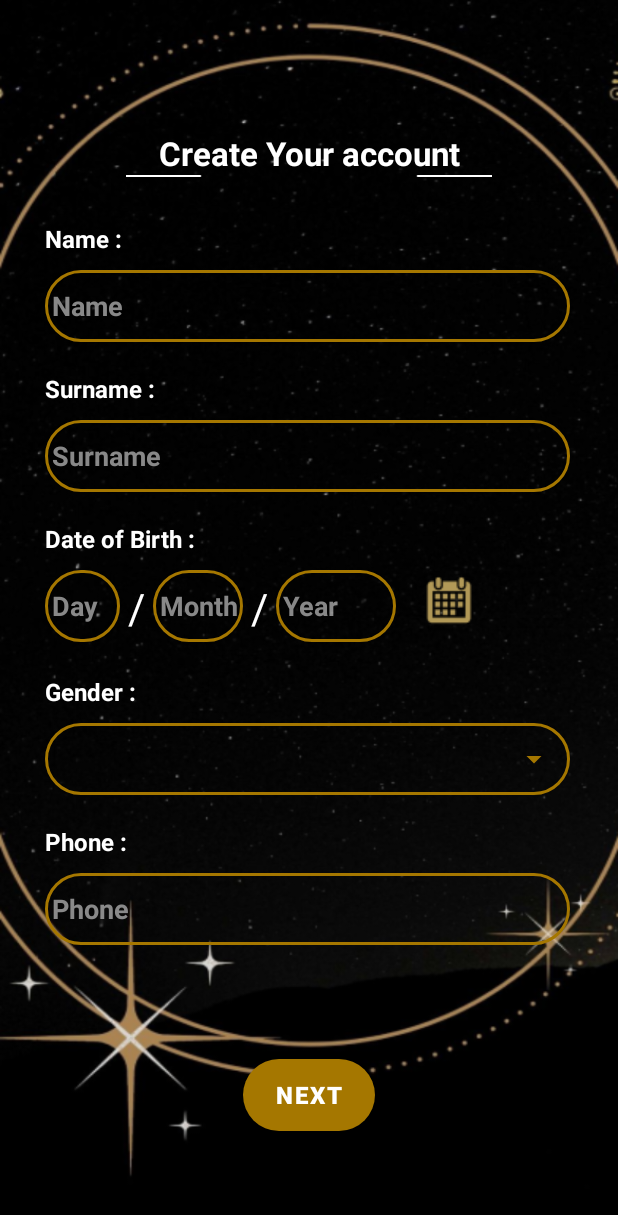
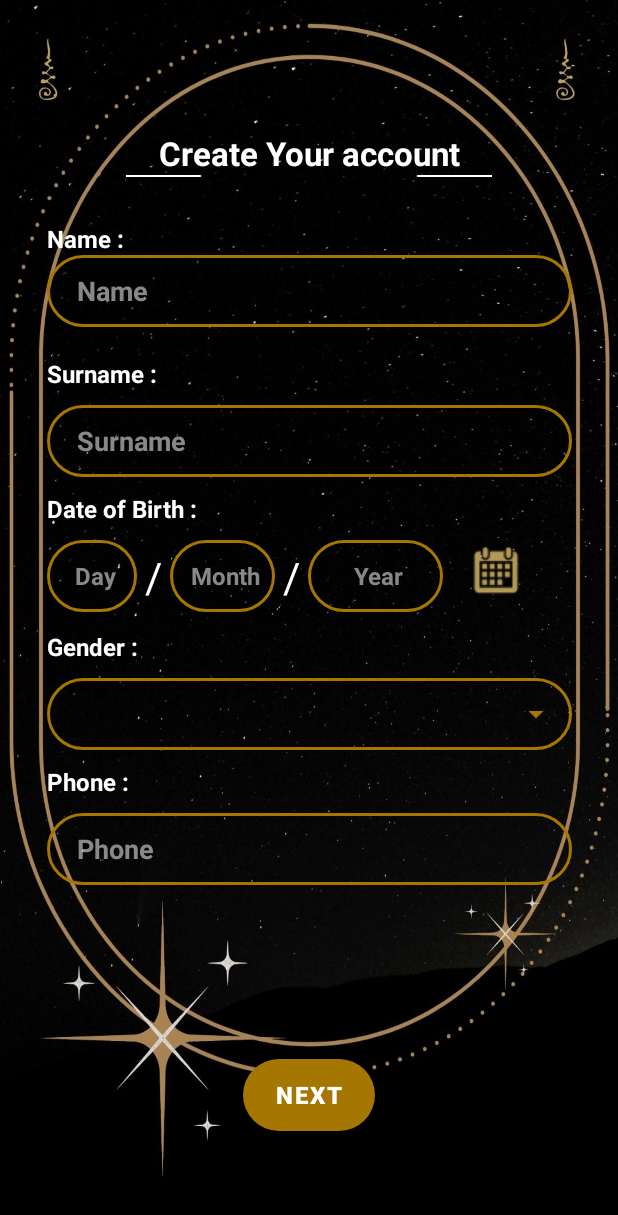
Before and after one commit to teeprakorn1/DuangDee_Android_Kotlin, an Android app: the RegisNameActivity screen opened directly, with no data from a screen before it, on a phone screen of 412 x 824 dp. Shown: the top 1215 px of the screen. Run offline under Robolectric (Android 15) with nearby library versions, the phone set to English and light mode, and no system bars.

Commit message:
VERSION 0.4.6

```diff
--- a/app/src/main/res/layout/activity_regis_name.xml
+++ b/app/src/main/res/layout/activity_regis_name.xml
@@ -5,21 +5,9 @@
     android:id="@+id/RegisName_Activity"
     android:layout_width="match_parent"
     android:layout_height="match_parent"
+    android:background="@drawable/img_background"
     tools:context=".ui.register.RegisNameActivity">
 
-
-    <ImageView
-        android:id="@+id/background"
-        android:layout_width="match_parent"
-        android:layout_height="match_parent"
-        android:background="@drawable/imgbg1"
-        android:scaleType="centerCrop"
-        app:layout_constraintBottom_toBottomOf="parent"
-        app:layout_constraintEnd_toEndOf="parent"
-        app:layout_constraintHorizontal_bias="0.0"
-        app:layout_constraintStart_toStartOf="parent"
-        app:layout_constraintTop_toTopOf="parent"
-        app:layout_constraintVertical_bias="1.0" />
 
     <LinearLayout
         android:id="@+id/layout_head_regis_name"
@@ -54,23 +42,13 @@
 
 
     <LinearLayout
-        android:id="@+id/layout_data_regis_name"
-        android:layout_width="0dp"
+        android:id="@+id/layout_name"
+        android:layout_width="350dp"
         android:layout_height="wrap_content"
-        android:layout_marginStart="30dp"
-        android:layout_marginEnd="30dp"
         android:orientation="vertical"
-        app:layout_constraintBottom_toBottomOf="@+id/background"
-        app:layout_constraintEnd_toEndOf="@+id/background"
+        app:layout_constraintEnd_toEndOf="parent"
         app:layout_constraintStart_toStartOf="parent"
-        app:layout_constraintTop_toBottomOf="@+id/layout_head_regis_name"
-        app:layout_constraintVertical_bias="0.0">
-
-        <LinearLayout
-            android:id="@+id/linearLayout2"
-            android:layout_width="match_parent"
-            android:layout_height="wrap_content"
-            android:orientation="vertical">
+        app:layout_constraintTop_toBottomOf="@+id/layout_head_regis_name">
 
         <TextView
             android:id="@+id/txt_regis_name"
@@ -84,14 +62,14 @@
 
         <EditText
             android:id="@+id/editTextRegisName"
-                android:layout_width="350dp"
+            android:layout_width="match_parent"
             android:layout_height="48dp"
-                android:layout_marginTop="10dp"
             android:autofillHints="@string/title_name"
             android:background="@drawable/shape_edit"
             android:ems="10"
             android:hint="@string/title_name"
             android:inputType="text"
+            android:paddingHorizontal="15dp"
             android:textColor="@color/white"
             android:textColorHint="@color/blank"
             android:textSize="18sp"
@@ -100,9 +78,13 @@
     </LinearLayout>
 
     <LinearLayout
-            android:layout_width="match_parent"
+        android:id="@+id/layout_surname"
+        android:layout_width="wrap_content"
         android:layout_height="wrap_content"
-            android:orientation="vertical">
+        android:orientation="vertical"
+        app:layout_constraintEnd_toEndOf="parent"
+        app:layout_constraintStart_toStartOf="parent"
+        app:layout_constraintTop_toBottomOf="@+id/layout_name">
 
         <TextView
             android:id="@+id/txt_regis_surname"
@@ -124,22 +106,29 @@
             android:ems="10"
             android:hint="@string/title_surname"
             android:inputType="text"
+            android:paddingHorizontal="15dp"
             android:textColor="@color/white"
             android:textColorHint="@color/blank"
             android:textSize="18sp"
             android:textStyle="bold" />
+
     </LinearLayout>
 
     <LinearLayout
-            android:layout_width="match_parent"
+        android:id="@+id/layout_dateofbirth"
+        android:layout_width="350dp"
         android:layout_height="wrap_content"
-            android:orientation="vertical">
+        android:orientation="vertical"
+        app:layout_constraintEnd_toEndOf="parent"
+        app:layout_constraintHorizontal_bias="0.5"
+        app:layout_constraintStart_toStartOf="parent"
+        app:layout_constraintTop_toBottomOf="@+id/layout_surname">
 
         <TextView
             android:id="@+id/txt_regis_dateofbirth"
             android:layout_width="wrap_content"
             android:layout_height="wrap_content"
-                android:layout_marginTop="20dp"
+            android:layout_marginTop="10dp"
             android:text="@string/txt_dateofbirth"
             android:textColor="@color/white"
             android:textSize="16sp"
@@ -147,13 +136,13 @@
 
         <LinearLayout
             android:id="@+id/linearLayout"
-                android:layout_width="320dp"
+            android:layout_width="match_parent"
             android:layout_height="wrap_content"
             android:orientation="horizontal">
 
             <EditText
                 android:id="@+id/editTextRegisDate"
-                    android:layout_width="50dp"
+                android:layout_width="60dp"
                 android:layout_height="48dp"
                 android:layout_marginTop="10dp"
                 android:autofillHints="@string/title_day"
@@ -161,9 +150,10 @@
                 android:ems="10"
                 android:hint="@string/title_day"
                 android:inputType="text"
+                android:textAlignment="center"
                 android:textColor="@color/white"
                 android:textColorHint="@color/blank"
-                    android:textSize="18sp"
+                android:textSize="16sp"
                 android:textStyle="bold" />
 
             <TextView
@@ -178,7 +168,7 @@
 
             <EditText
                 android:id="@+id/editTextRegisMonth"
-                    android:layout_width="60dp"
+                android:layout_width="70dp"
                 android:layout_height="48dp"
                 android:layout_marginStart="5dp"
                 android:layout_marginTop="10dp"
@@ -187,9 +177,10 @@
                 android:ems="10"
                 android:hint="@string/title_month"
                 android:inputType="textPassword"
+                android:textAlignment="center"
                 android:textColor="@color/white"
                 android:textColorHint="@color/blank"
-                    android:textSize="18sp"
+                android:textSize="16sp"
                 android:textStyle="bold" />
 
             <TextView
@@ -204,7 +195,7 @@
 
             <EditText
                 android:id="@+id/editTextRegisYear"
-                    android:layout_width="80dp"
+                android:layout_width="90dp"
                 android:layout_height="48dp"
                 android:layout_marginStart="5dp"
                 android:layout_marginTop="10dp"
@@ -213,9 +204,10 @@
                 android:ems="10"
                 android:hint="@string/title_year"
                 android:inputType="textPassword"
+                android:textAlignment="center"
                 android:textColor="@color/white"
                 android:textColorHint="@color/blank"
-                    android:textSize="18sp"
+                android:textSize="16sp"
                 android:textStyle="bold" />
 
             <ImageButton
@@ -226,18 +218,23 @@
                 android:background="@drawable/logo_calendar"
                 android:contentDescription="@string/bt_calendar" />
         </LinearLayout>
+
     </LinearLayout>
 
     <LinearLayout
-            android:layout_width="match_parent"
-            android:layout_height="match_parent"
-            android:orientation="vertical">
+        android:id="@+id/layout_gender"
+        android:layout_width="350dp"
+        android:layout_height="wrap_content"
+        android:orientation="vertical"
+        app:layout_constraintEnd_toEndOf="parent"
+        app:layout_constraintStart_toStartOf="parent"
+        app:layout_constraintTop_toBottomOf="@+id/layout_dateofbirth">
 
         <TextView
             android:id="@+id/txt_regis_gender"
             android:layout_width="wrap_content"
             android:layout_height="wrap_content"
-                android:layout_marginTop="20dp"
+            android:layout_marginTop="10dp"
             android:text="@string/txt_gender"
             android:textColor="@color/white"
             android:textSize="16sp"
@@ -249,19 +246,25 @@
             android:layout_height="48dp"
             android:layout_marginTop="10dp"
             android:backgroundTint="@color/gold"
-                android:foreground="@drawable/shape_edit" />
+            android:foreground="@drawable/shape_edit"
+            android:paddingHorizontal="15dp" />
     </LinearLayout>
 
     <LinearLayout
-            android:layout_width="match_parent"
-            android:layout_height="match_parent"
-            android:orientation="vertical">
+        android:id="@+id/linearLayout3"
+        android:layout_width="350dp"
+        android:layout_height="wrap_content"
+        android:orientation="vertical"
+        app:layout_constraintEnd_toEndOf="parent"
+        app:layout_constraintHorizontal_bias="0.5"
+        app:layout_constraintStart_toStartOf="parent"
+        app:layout_constraintTop_toBottomOf="@+id/layout_gender">
 
         <TextView
             android:id="@+id/txt_regis_phone"
             android:layout_width="wrap_content"
             android:layout_height="wrap_content"
-                android:layout_marginTop="20dp"
+            android:layout_marginTop="10dp"
             android:text="@string/txt_phone"
             android:textColor="@color/white"
             android:textSize="16sp"
@@ -277,12 +280,11 @@
             android:ems="10"
             android:hint="@string/title_phone"
             android:inputType="text"
+            android:paddingHorizontal="15dp"
             android:textColor="@color/white"
             android:textColorHint="@color/blank"
             android:textSize="18sp"
             android:textStyle="bold" />
-        </LinearLayout>
-
     </LinearLayout>
 
     <Button
@@ -298,9 +300,7 @@
         android:textStyle="bold"
         app:layout_constraintBottom_toBottomOf="parent"
         app:layout_constraintEnd_toEndOf="parent"
-        app:layout_constraintStart_toStartOf="parent"
-        app:layout_constraintTop_toBottomOf="@+id/layout_data_regis_name"
-        app:layout_constraintVertical_bias="1.0" />
+        app:layout_constraintStart_toStartOf="parent" />
 
 
 </androidx.constraintlayout.widget.ConstraintLayout>
--- a/app/src/main/res/values/strings.xml
+++ b/app/src/main/res/values/strings.xml
@@ -7,10 +7,10 @@
     <string name="title_dashboard">Dashboard</string>
     <string name="title_notifications">Notifications</string>
 
-    <string name="title_email_user">\ Email/Username</string>
-    <string name="title_Email">\ Email</string>
-    <string name="title_username">\ Username</string>
-    <string name="title_password">\ Password</string>
+    <string name="title_email_user">Email/Username</string>
+    <string name="title_Email">Email</string>
+    <string name="title_username">Username</string>
+    <string name="title_password">Password</string>
     <string name="title_name">\ Name</string>
     <string name="title_surname">\ Surname</string>
     <string name="title_dateofbirth">\ Date of Birth</string>
```
Also changed, not shown: app/src/main/res/layout/activity_regis_mail.xml (+9 -32 lines), app/src/main/res/layout/activity_regis_user.xml (+26 -28 lines). Lines whose indentation alone changed are shown as unchanged.
